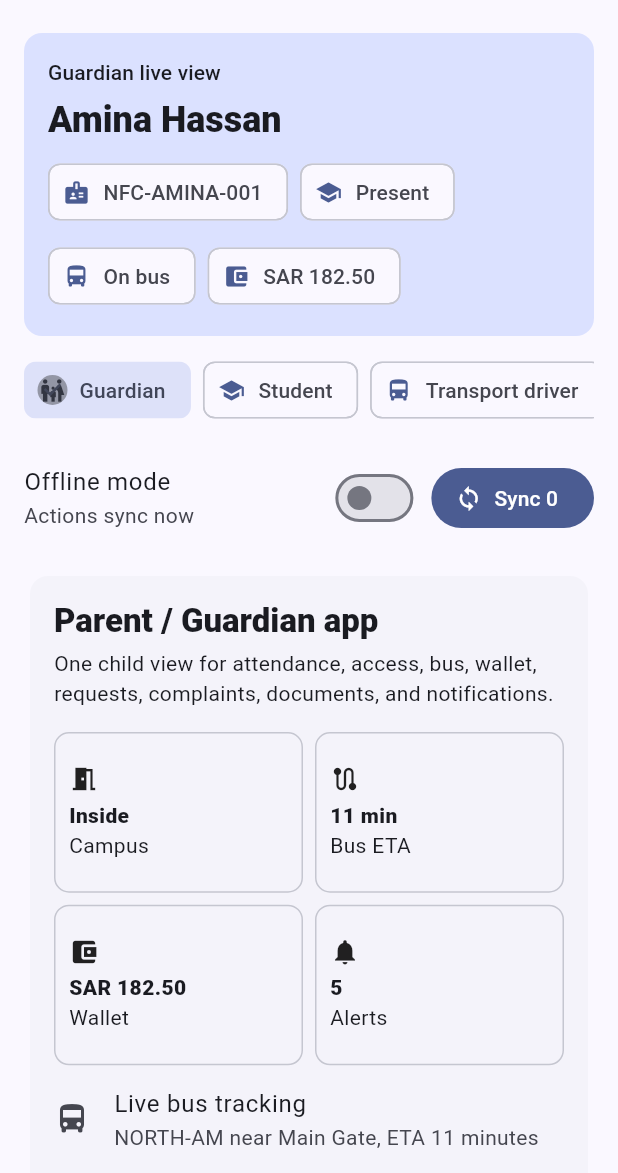
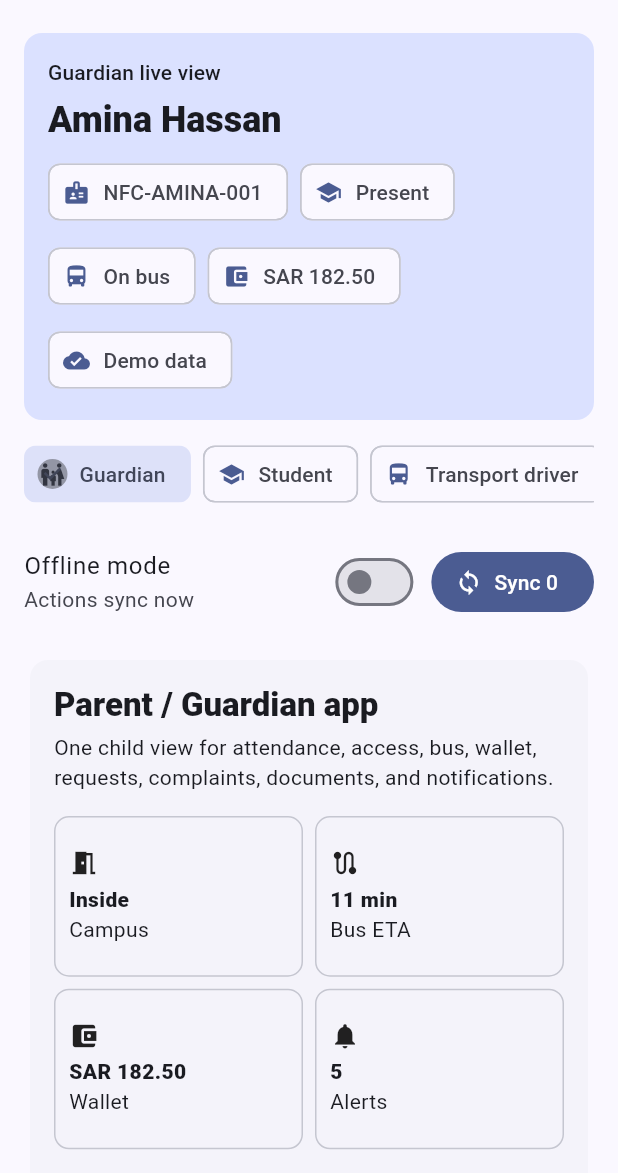
Before and after one commit to El-Hansy/SafeSchool, a Flutter app: the screen it shows after launch, on a phone screen of 412 x 824 dp, the part 63-1236 px from its top. Run offline on Flutter 3.47's test engine with Material 3 defaults, Android fonts, the phone set to English and light mode, and no system bars; our stand-ins replace sqflite; accounts and stored records are empty.

Commit message:
mobile: add backend runtime configuration

```diff
--- a/apps/mobile/lib/core/api/mobile_api_client.dart
+++ b/apps/mobile/lib/core/api/mobile_api_client.dart
@@ -1,7 +1,57 @@
 class MobileApiClient {
-  const MobileApiClient();
+  const MobileApiClient({
+    this.baseUrl = '',
+    this.schoolAccountId = 'school-demo',
+    this.authToken,
+  });
+
+  factory MobileApiClient.fromEnvironment() {
+    const baseUrl = String.fromEnvironment('SAFE_SCHOOL_API_BASE_URL');
+    const schoolAccountId = String.fromEnvironment(
+      'SAFE_SCHOOL_TENANT_ID',
+      defaultValue: 'school-demo',
+    );
+    const authToken = String.fromEnvironment('SAFE_SCHOOL_AUTH_TOKEN');
+
+    return MobileApiClient(
+      baseUrl: baseUrl,
+      schoolAccountId: schoolAccountId,
+      authToken: authToken.isEmpty ? null : authToken,
+    );
+  }
+
+  final String baseUrl;
+  final String schoolAccountId;
+  final String? authToken;
+
+  bool get isConfigured => baseUrl.trim().isNotEmpty;
+  bool get usesDemoData => !isConfigured;
 
   List<MobileRoleWorkspace> fetchWorkspaces() => MobileRoleWorkspace.demo;
+
+  Uri apiUri(String path) {
+    final normalizedPath = path.startsWith('/') ? path : '/$path';
+
+    if (!isConfigured) {
+      return Uri.parse(normalizedPath);
+    }
+
+    final normalizedBaseUrl = baseUrl.endsWith('/')
+        ? baseUrl.substring(0, baseUrl.length - 1)
+        : baseUrl;
+    return Uri.parse('$normalizedBaseUrl$normalizedPath');
+  }
+
+  Uri schoolUri(String path) => apiUri('/api/v1/schools/$schoolAccountId$path');
+  Uri guardianUri(String path) => apiUri('/api/v1/guardians/me$path');
+  Uri studentUri(String path) => apiUri('/api/v1/students/me$path');
+
+  Map<String, String> headers({String? idempotencyKey}) => {
+        'X-School-Account-Id': schoolAccountId,
+        if (authToken?.isNotEmpty == true) 'Authorization': 'Bearer $authToken',
+        if (idempotencyKey?.isNotEmpty == true)
+          'Idempotency-Key': idempotencyKey!,
+      };
 
   MobileRelease currentRelease({int versionCode = 1200}) {
     return MobileRelease(
@@ -30,18 +80,78 @@ class MobileRoleWorkspace {
   final bool offlineAllowed;
 
   static const demo = <MobileRoleWorkspace>[
-    MobileRoleWorkspace(roleCode: 'guardian', label: 'Guardian', arabicLabel: 'ولي الأمر', actions: ['View students', 'Submit request', 'Submit complaint'], offlineAllowed: false),
-    MobileRoleWorkspace(roleCode: 'student', label: 'Student', arabicLabel: 'الطالب', actions: ['Learning', 'Messages', 'Documents'], offlineAllowed: false),
-    MobileRoleWorkspace(roleCode: 'transport_driver', label: 'Transport driver', arabicLabel: 'سائق الحافلة', actions: ['Trip', 'Boarding', 'Drop'], offlineAllowed: true),
-    MobileRoleWorkspace(roleCode: 'gate_access', label: 'Gate/access staff', arabicLabel: 'بوابة المدرسة', actions: ['NFC scan', 'QR scan'], offlineAllowed: true),
-    MobileRoleWorkspace(roleCode: 'canteen_cashier', label: 'Canteen cashier', arabicLabel: 'المقصف', actions: ['Wallet scan', 'Charge'], offlineAllowed: true),
-    MobileRoleWorkspace(roleCode: 'teacher', label: 'Teacher', arabicLabel: 'المعلم', actions: ['Class', 'Behavior'], offlineAllowed: false),
-    MobileRoleWorkspace(roleCode: 'medical_staff', label: 'Medical staff', arabicLabel: 'العيادة', actions: ['Medical profile', 'Emergency'], offlineAllowed: true),
-    MobileRoleWorkspace(roleCode: 'complaint_handler', label: 'Complaint handler', arabicLabel: 'الشكاوى', actions: ['Triage', 'Escalate'], offlineAllowed: false),
-    MobileRoleWorkspace(roleCode: 'communication_sender', label: 'Communication sender', arabicLabel: 'الرسائل', actions: ['Broadcast', 'Direct message'], offlineAllowed: false),
-    MobileRoleWorkspace(roleCode: 'document_administrator', label: 'Document administrator', arabicLabel: 'الوثائق', actions: ['Documents', 'Certificates'], offlineAllowed: false),
-    MobileRoleWorkspace(roleCode: 'school_administrator', label: 'School administrator', arabicLabel: 'إدارة المدرسة', actions: ['Roles', 'Release'], offlineAllowed: false),
-    MobileRoleWorkspace(roleCode: 'platform_support', label: 'Platform support', arabicLabel: 'الدعم', actions: ['Diagnostics', 'Audit'], offlineAllowed: false),
+    MobileRoleWorkspace(
+        roleCode: 'guardian',
+        label: 'Guardian',
+        arabicLabel: 'ولي الأمر',
+        actions: ['View students', 'Submit request', 'Submit complaint'],
+        offlineAllowed: false),
+    MobileRoleWorkspace(
+        roleCode: 'student',
+        label: 'Student',
+        arabicLabel: 'الطالب',
+        actions: ['Learning', 'Messages', 'Documents'],
+        offlineAllowed: false),
+    MobileRoleWorkspace(
+        roleCode: 'transport_driver',
+        label: 'Transport driver',
+        arabicLabel: 'سائق الحافلة',
+        actions: ['Trip', 'Boarding', 'Drop'],
+        offlineAllowed: true),
+    MobileRoleWorkspace(
+        roleCode: 'gate_access',
+        label: 'Gate/access staff',
+        arabicLabel: 'بوابة المدرسة',
+        actions: ['NFC scan', 'QR scan'],
+        offlineAllowed: true),
+    MobileRoleWorkspace(
+        roleCode: 'canteen_cashier',
+        label: 'Canteen cashier',
+        arabicLabel: 'المقصف',
+        actions: ['Wallet scan', 'Charge'],
+        offlineAllowed: true),
+    MobileRoleWorkspace(
+        roleCode: 'teacher',
+        label: 'Teacher',
+        arabicLabel: 'المعلم',
+        actions: ['Class', 'Behavior'],
+        offlineAllowed: false),
+    MobileRoleWorkspace(
+        roleCode: 'medical_staff',
+        label: 'Medical staff',
+        arabicLabel: 'العيادة',
+        actions: ['Medical profile', 'Emergency'],
+        offlineAllowed: true),
+    MobileRoleWorkspace(
+        roleCode: 'complaint_handler',
+        label: 'Complaint handler',
+        arabicLabel: 'الشكاوى',
+        actions: ['Triage', 'Escalate'],
+        offlineAllowed: false),
+    MobileRoleWorkspace(
+        roleCode: 'communication_sender',
+        label: 'Communication sender',
+        arabicLabel: 'الرسائل',
+        actions: ['Broadcast', 'Direct message'],
+        offlineAllowed: false),
+    MobileRoleWorkspace(
+        roleCode: 'document_administrator',
+        label: 'Document administrator',
+        arabicLabel: 'الوثائق',
+        actions: ['Documents', 'Certificates'],
+        offlineAllowed: false),
+    MobileRoleWorkspace(
+        roleCode: 'school_administrator',
+        label: 'School administrator',
+        arabicLabel: 'إدارة المدرسة',
+        actions: ['Roles', 'Release'],
+        offlineAllowed: false),
+    MobileRoleWorkspace(
+        roleCode: 'platform_support',
+        label: 'Platform support',
+        arabicLabel: 'الدعم',
+        actions: ['Diagnostics', 'Audit'],
+        offlineAllowed: false),
   ];
 }
 
--- a/apps/mobile/lib/features/demo/safeschool_demo_app.dart
+++ b/apps/mobile/lib/features/demo/safeschool_demo_app.dart
@@ -1,15 +1,18 @@
 import 'package:flutter/material.dart';
 
 import '../../app/mobile_theme.dart';
+import '../../core/api/mobile_api_client.dart';
 import '../role_workspaces/role_workspace_registry.dart';
 
 class SafeSchoolDemoApp extends StatefulWidget {
   const SafeSchoolDemoApp({
     super.key,
+    this.apiClient = const MobileApiClient(),
     this.initialLanguageCode = 'en',
     this.initialRoleCode = 'guardian',
   });
 
+  final MobileApiClient apiClient;
   final String initialLanguageCode;
   final String initialRoleCode;
 
@@ -35,6 +38,7 @@ class _SafeSchoolDemoAppState extends State<SafeSchoolDemoApp> {
       debugShowCheckedModeBanner: false,
       theme: buildSafeSchoolTheme(textDirection),
       home: SafeSchoolDemoHome(
+        apiClient: widget.apiClient,
         languageCode: _languageCode,
         initialRoleCode: widget.initialRoleCode,
         onLanguageChanged: (next) => setState(() => _languageCode = next),
@@ -46,11 +50,13 @@ class _SafeSchoolDemoAppState extends State<SafeSchoolDemoApp> {
 class SafeSchoolDemoHome extends StatefulWidget {
   const SafeSchoolDemoHome({
     super.key,
+    required this.apiClient,
     required this.languageCode,
     required this.initialRoleCode,
     required this.onLanguageChanged,
   });
 
+  final MobileApiClient apiClient;
   final String languageCode;
   final String initialRoleCode;
   final ValueChanged<String> onLanguageChanged;
@@ -178,6 +184,10 @@ class _SafeSchoolDemoHomeState extends State<SafeSchoolDemoHome> {
                     Icons.directions_bus, _onBus ? 'On bus' : 'Not onboard'),
                 _statusChip(Icons.account_balance_wallet,
                     'SAR ${_walletBalance.toStringAsFixed(2)}'),
+                _statusChip(
+                  Icons.cloud_done,
+                  widget.apiClient.isConfigured ? 'API ready' : 'Demo data',
+                ),
               ],
             ),
           ],
--- a/apps/mobile/lib/main.dart
+++ b/apps/mobile/lib/main.dart
@@ -1,11 +1,22 @@
 import 'package:flutter/material.dart';
 
+import 'core/api/mobile_api_client.dart';
 import 'features/demo/safeschool_demo_app.dart';
 
 void main() {
-  runApp(const SafeSchoolMobileApp());
+  runApp(SafeSchoolMobileApp(apiClient: MobileApiClient.fromEnvironment()));
 }
 
-class SafeSchoolMobileApp extends SafeSchoolDemoApp {
-  const SafeSchoolMobileApp({super.key});
+class SafeSchoolMobileApp extends StatelessWidget {
+  const SafeSchoolMobileApp({
+    required this.apiClient,
+    super.key,
+  });
+
+  final MobileApiClient apiClient;
+
+  @override
+  Widget build(BuildContext context) {
+    return SafeSchoolDemoApp(apiClient: apiClient);
+  }
 }
```
Also changed, not shown: 5 other files.
